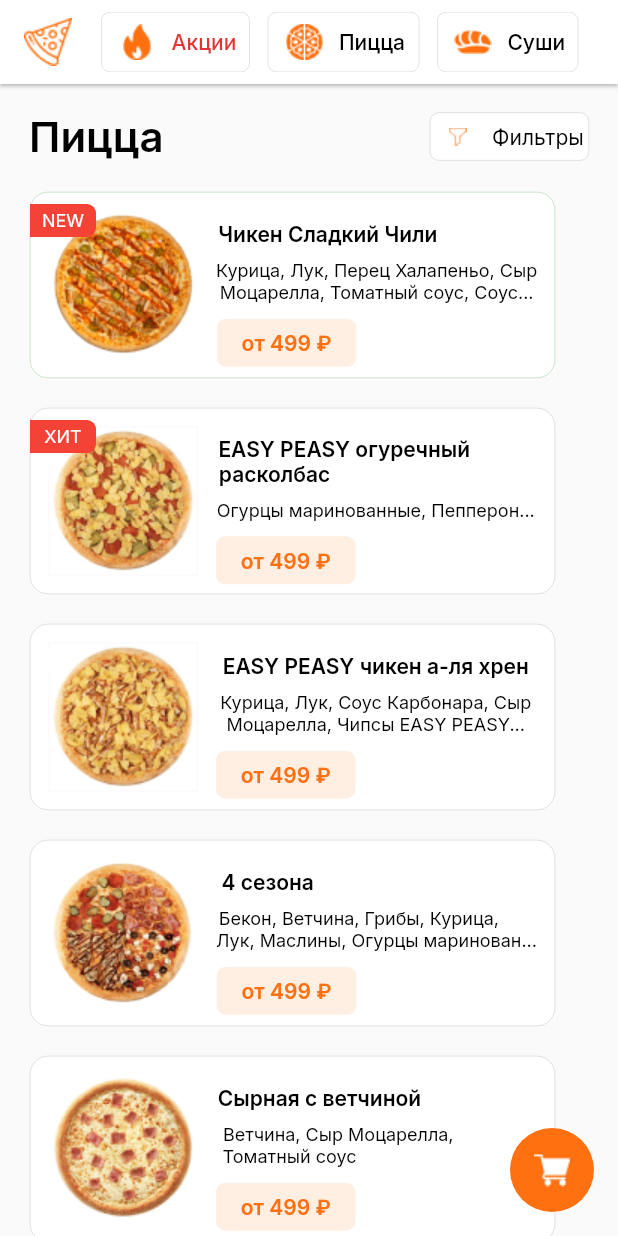
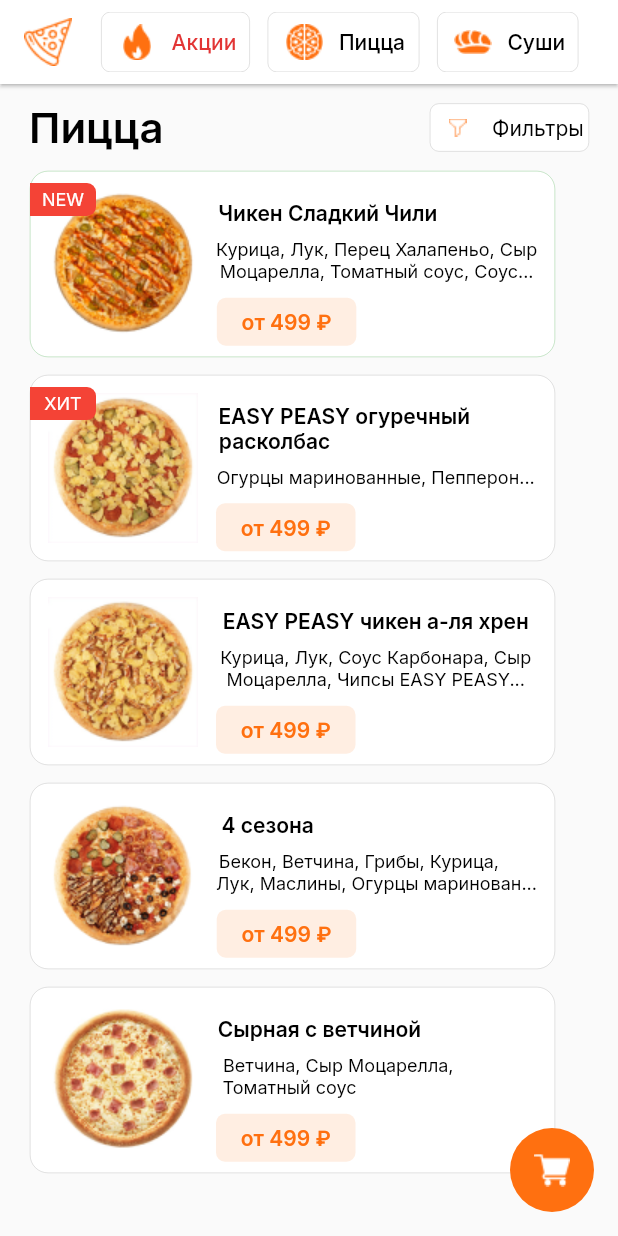
Before and after one commit to BekzodGayratov/Pizza, a Flutter app: the screen it shows after launch, on a phone screen of 412 x 824 dp. Run offline on Flutter 3.47's test engine with Material 2 defaults, Android fonts, the phone set to English and light mode, and no system bars; our stand-ins replace google_fonts.

Commit message:
order page 80% bo'ldi

```diff
--- a/lib/view/order_page.dart
+++ b/lib/view/order_page.dart
@@ -20,27 +20,27 @@ class _OrderPageState extends State<OrderPage> {
         child: Column(
           children: [
             SizedBox(
-              height: 18,
+              height: 12,
             ),
             _pitsaVSFilter(),
             SizedBox(
-              height: 20,
+              height: 12,
             ),
             birinchiPizzaContainer(),
             SizedBox(
-              height: 20,
+              height: 12,
             ),
             ikkinchiPizzaContainer(),
             SizedBox(
-              height: 20,
+              height: 12,
             ),
             uchunchiPizzaContainer(),
             SizedBox(
-              height: 20,
+              height: 12,
             ),
             turtinchiPizzaContainer(),
             SizedBox(
-              height: 20,
+              height: 12,
             ),
             beshinchiPizzaContainer()
           ],
```
